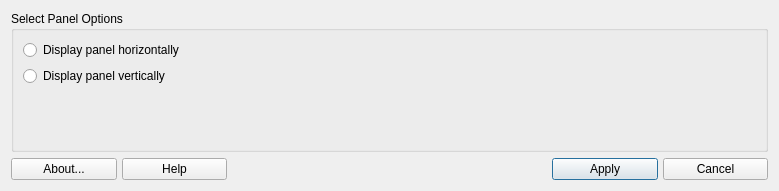
Before: the Qt Designer form mxpanelorientation.ui in AdrianTM/mx-panel-orientation, drawn with Qt 5.
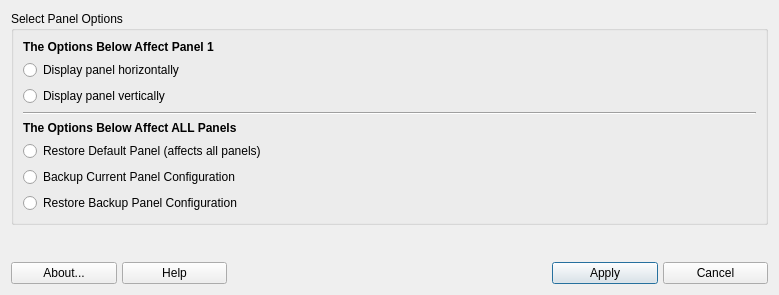
After: the same form once the commit is applied. Icons and pictures are not drawn.

Commit message: new options for backing up, restoring, and default panel

```diff
--- a/mxpanelorientation.ui
+++ b/mxpanelorientation.ui
@@ -7,50 +7,14 @@
     <x>0</x>
     <y>0</y>
     <width>779</width>
-    <height>191</height>
+    <height>295</height>
    </rect>
   </property>
   <property name="windowTitle">
    <string>MX Panel Orientation</string>
   </property>
   <layout class="QGridLayout" name="gridLayout">
-   <item row="0" column="0">
-    <widget class="QGroupBox" name="groupPanel">
-     <property name="title">
-      <string>Select Panel Options</string>
-     </property>
-     <layout class="QVBoxLayout" name="verticalLayout_7">
-      <item>
-       <widget class="QRadioButton" name="radioHorizontalPanel">
-        <property name="text">
-         <string>Display panel horizontally</string>
-        </property>
-       </widget>
-      </item>
-      <item>
-       <widget class="QRadioButton" name="radioVerticalPanel">
-        <property name="text">
-         <string>Display panel vertically</string>
-        </property>
-       </widget>
-      </item>
-      <item>
-       <spacer name="verticalSpacer">
-        <property name="orientation">
-         <enum>Qt::Vertical</enum>
-        </property>
-        <property name="sizeHint" stdset="0">
-         <size>
-          <width>20</width>
-          <height>40</height>
-         </size>
-        </property>
-       </spacer>
-      </item>
-     </layout>
-    </widget>
-   </item>
-   <item row="1" column="0">
+   <item row="2" column="0">
     <layout class="QGridLayout" name="buttonBar" columnstretch="0,0,0,0,0,0,0,0,0,0">
      <property name="sizeConstraint">
       <enum>QLayout::SetDefaultConstraint</enum>
@@ -227,6 +191,84 @@
      </item>
     </layout>
    </item>
+   <item row="1" column="0">
+    <spacer name="verticalSpacer">
+     <property name="orientation">
+      <enum>Qt::Vertical</enum>
+     </property>
+     <property name="sizeHint" stdset="0">
+      <size>
+       <width>20</width>
+       <height>40</height>
+      </size>
+     </property>
+    </spacer>
+   </item>
+   <item row="0" column="0">
+    <widget class="QGroupBox" name="groupPanel">
+     <property name="title">
+      <string>Select Panel Options</string>
+     </property>
+     <layout class="QGridLayout" name="gridLayout_2">
+      <item row="7" column="0">
+       <widget class="QRadioButton" name="radioRestoreBackup">
+        <property name="text">
+         <string>Restore Backup Panel Configuration</string>
+        </property>
+       </widget>
+      </item>
+      <item row="4" column="0">
+       <widget class="QLabel" name="label">
+        <property name="text">
+         <string>&lt;html&gt;&lt;head/&gt;&lt;body&gt;&lt;p&gt;&lt;span style=&quot; font-weight:600;&quot;&gt;The Options Below Affect ALL Panels&lt;/span&gt;&lt;/p&gt;&lt;/body&gt;&lt;/html&gt;</string>
+        </property>
+       </widget>
+      </item>
+      <item row="2" column="0">
+       <widget class="QRadioButton" name="radioVerticalPanel">
+        <property name="text">
+         <string>Display panel vertically</string>
+        </property>
+       </widget>
+      </item>
+      <item row="5" column="0">
+       <widget class="QRadioButton" name="radioDefaultPanel">
+        <property name="text">
+         <string>Restore Default Panel (affects all panels)</string>
+        </property>
+       </widget>
+      </item>
+      <item row="1" column="0">
+       <widget class="QRadioButton" name="radioHorizontalPanel">
+        <property name="text">
+         <string>Display panel horizontally</string>
+        </property>
+       </widget>
+      </item>
+      <item row="3" column="0" colspan="2">
+       <widget class="Line" name="line">
+        <property name="orientation">
+         <enum>Qt::Horizontal</enum>
+        </property>
+       </widget>
+      </item>
+      <item row="6" column="0">
+       <widget class="QRadioButton" name="radioBackupPanel">
+        <property name="text">
+         <string>Backup Current Panel Configuration</string>
+        </property>
+       </widget>
+      </item>
+      <item row="0" column="0">
+       <widget class="QLabel" name="label_2">
+        <property name="text">
+         <string>&lt;html&gt;&lt;head/&gt;&lt;body&gt;&lt;p&gt;&lt;span style=&quot; font-weight:600;&quot;&gt;The Options Below Affect Panel 1&lt;/span&gt;&lt;/p&gt;&lt;/body&gt;&lt;/html&gt;</string>
+        </property>
+       </widget>
+      </item>
+     </layout>
+    </widget>
+   </item>
   </layout>
  </widget>
  <resources/>
```
The commit also changes 3 other files.
